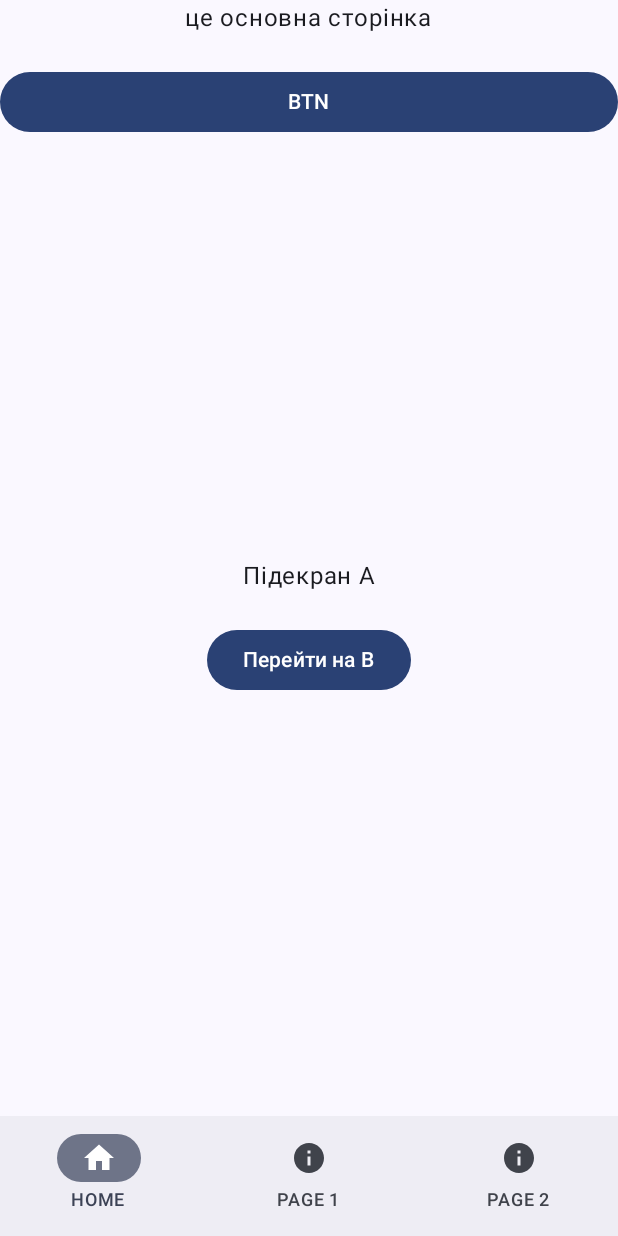
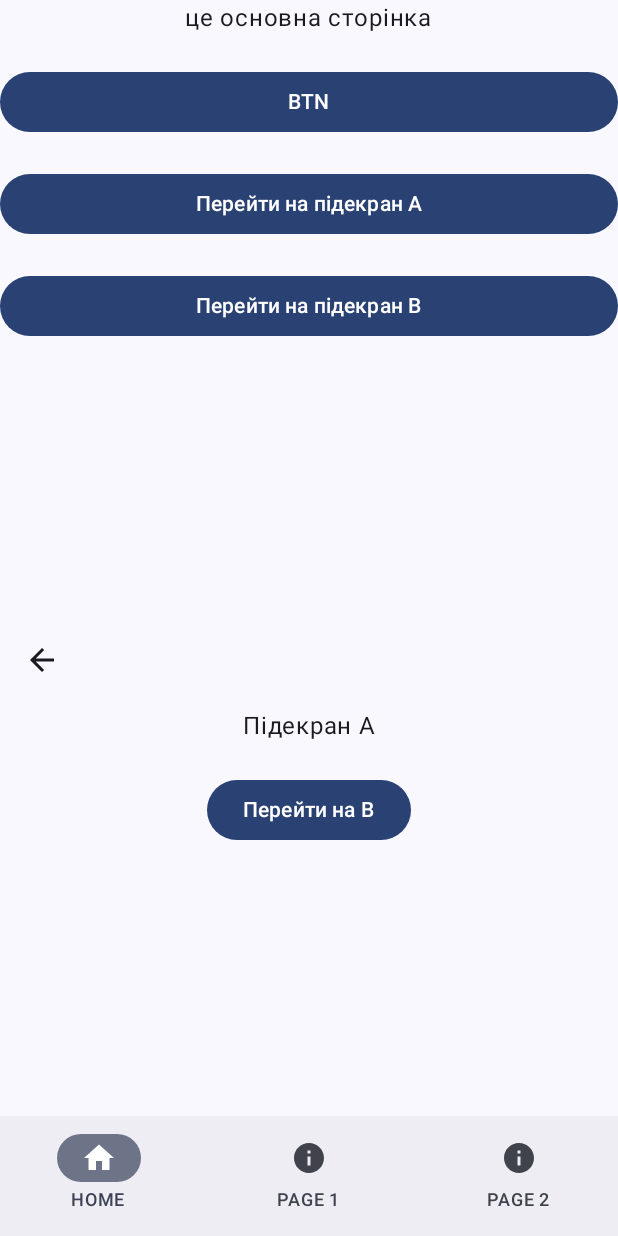
Before and after one commit to diachenko-oleh/Lab1, an Android app built with Jetpack Compose: the screen it shows after launch (MainActivity), after a tap on "Назад", on a phone screen of 412 x 824 dp. Run offline under Robolectric (Android 15) with nearby library versions, the phone set to English and light mode, and no system bars; our stand-ins replace navigation suite; 3 other taps on this screen came first.

Commit message:
nav update

```diff
--- a/app/src/main/java/com/example/lab1/Screens/Home/HomeScreen.kt
+++ b/app/src/main/java/com/example/lab1/Screens/Home/HomeScreen.kt
@@ -35,15 +35,33 @@ fun HomeScreen(modifier: Modifier) {
         Button(
             modifier = Modifier.Companion.padding(top = 20.dp).fillMaxWidth(),
             onClick = { viewModel.updateHomeText("це основна сторінка") }) { Text("BTN") }
+
+        Button(
+            modifier = Modifier.padding(top = 20.dp).fillMaxWidth(),
+            onClick = { navController.navigate(HomeSubScreen.SubA.route) }
+        ) {
+            Text("Перейти на підекран A")
+        }
+
+        Button(
+            modifier = Modifier.padding(top = 20.dp).fillMaxWidth(),
+            onClick = { navController.navigate(HomeSubScreen.SubB.route) }
+        ) {
+            Text("Перейти на підекран B")
+        }
+
         NavHost(
             navController = navController,
-            startDestination = HomeSubScreen.SubA.route,
+            startDestination = "home_root"
         ) {
+            composable("home_root") {
+            }
             composable(HomeSubScreen.SubA.route) {
                 SubScreenA(
                     onNavigateToB = {
                         navController.navigate(HomeSubScreen.SubB.route)
-                    }
+                    },
+                    onBack = { navController.navigateUp() }
                 )
             }
 
--- a/app/src/main/java/com/example/lab1/Screens/Home/HomeSubScreenNavigator.kt
+++ b/app/src/main/java/com/example/lab1/Screens/Home/HomeSubScreenNavigator.kt
@@ -1,6 +1,27 @@
 package com.example.lab1.Screens.Home
+
+import androidx.compose.material.icons.Icons
+import androidx.compose.material.icons.filled.ArrowBack
+import androidx.compose.material3.ExperimentalMaterial3Api
+import androidx.compose.material3.Icon
+import androidx.compose.material3.IconButton
+import androidx.compose.material3.TopAppBar
+import androidx.compose.runtime.Composable
 
 sealed class HomeSubScreen(val route: String) {
     object SubA : HomeSubScreen("subA")
     object SubB : HomeSubScreen("subB")
 }
+
+@OptIn(ExperimentalMaterial3Api::class)
+@Composable
+fun MyTopAppBar(onBack: () -> Unit) {
+    TopAppBar(
+        title = { },
+        navigationIcon = {
+            IconButton(onClick = onBack) {
+                Icon(Icons.Default.ArrowBack, contentDescription = "Назад")
+            }
+        }
+    )
+}
--- a/app/src/main/java/com/example/lab1/Screens/Home/SubScreenA.kt
+++ b/app/src/main/java/com/example/lab1/Screens/Home/SubScreenA.kt
@@ -4,21 +4,27 @@ import androidx.compose.foundation.layout.Arrangement
 import androidx.compose.foundation.layout.Column
 import androidx.compose.foundation.layout.fillMaxSize
 import androidx.compose.foundation.layout.padding
+import androidx.compose.material.icons.Icons
+import androidx.compose.material.icons.filled.ArrowBack
 import androidx.compose.material3.Button
+import androidx.compose.material3.Icon
+import androidx.compose.material3.IconButton
 import androidx.compose.material3.Text
+import androidx.compose.material3.TopAppBar
 import androidx.compose.runtime.Composable
 import androidx.compose.ui.Alignment
 import androidx.compose.ui.Modifier
 import androidx.compose.ui.unit.dp
 
 @Composable
-fun SubScreenA(onNavigateToB: () -> Unit) {
+fun SubScreenA( onBack: () -> Unit,onNavigateToB: () -> Unit) {
     Column(
         modifier = Modifier.Companion
             .fillMaxSize(),
         verticalArrangement = Arrangement.Center,
         horizontalAlignment = Alignment.Companion.CenterHorizontally
     ) {
+        MyTopAppBar(onBack = onBack)
         Text("Підекран A")
         Button(
             onClick = onNavigateToB,
--- a/app/src/main/java/com/example/lab1/Screens/Home/SubScreenB.kt
+++ b/app/src/main/java/com/example/lab1/Screens/Home/SubScreenB.kt
@@ -1,5 +1,3 @@
-@file:OptIn(ExperimentalMaterial3Api::class)
-
 package com.example.lab1.Screens.Home
 
 import androidx.compose.material3.TopAppBar
@@ -36,15 +34,3 @@ fun SubScreenB(onBack: () -> Unit) {
         }
     }
 }
-
-@Composable
-fun MyTopAppBar(onBack: () -> Unit) {
-    TopAppBar(
-        title = { },
-        navigationIcon = {
-            IconButton(onClick = onBack) {
-                Icon(Icons.Default.ArrowBack, contentDescription = "Назад")
-            }
-        }
-    )
-}
```
